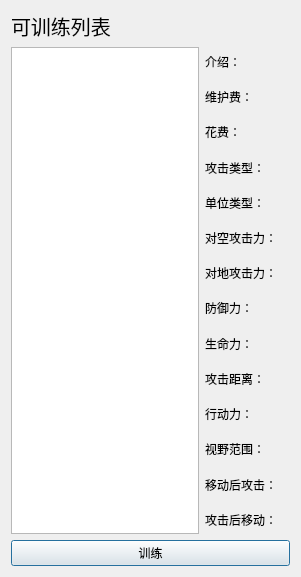
First picture: the form in UI/trainwidget.ui, repository Linzecong/Simple-TBS-Game, before the edit.
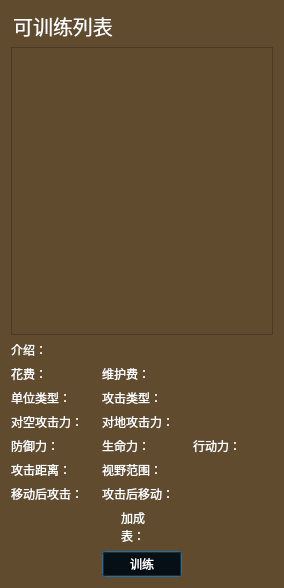
Second picture: the form after the edit. Icons and pictures are not drawn.

Patch:
```diff
--- a/UI/trainwidget.ui
+++ b/UI/trainwidget.ui
@@ -6,14 +6,18 @@
    <rect>
     <x>0</x>
     <y>0</y>
-    <width>301</width>
-    <height>577</height>
+    <width>284</width>
+    <height>588</height>
    </rect>
   </property>
   <property name="windowTitle">
    <string>Dialog</string>
   </property>
-  <layout class="QGridLayout" name="gridLayout">
+  <property name="styleSheet">
+   <string notr="true">color: rgb(255, 255, 255);
+background-color: rgb(97, 75, 46);</string>
+  </property>
+  <layout class="QGridLayout" name="gridLayout_2">
    <item row="0" column="0">
     <widget class="QLabel" name="label_3">
      <property name="font">
@@ -24,206 +28,355 @@
      <property name="text">
       <string>可训练列表</string>
      </property>
+     <property name="alignment">
+      <set>Qt::AlignCenter</set>
+     </property>
     </widget>
    </item>
-   <item row="1" column="0" rowspan="14">
-    <widget class="QListWidget" name="CanTrainList"/>
+   <item row="1" column="0" colspan="3">
+    <widget class="QListWidget" name="CanTrainList">
+     <property name="flow">
+      <enum>QListView::LeftToRight</enum>
+     </property>
+    </widget>
    </item>
-   <item row="1" column="1" colspan="2">
+   <item row="2" column="0" colspan="3">
+    <layout class="QGridLayout" name="gridLayout">
+     <item row="0" column="0">
     <widget class="QLabel" name="Des">
      <property name="text">
       <string>介绍：</string>
      </property>
     </widget>
    </item>
-   <item row="2" column="1">
-    <widget class="QLabel" name="label_8">
-     <property name="text">
-      <string>维护费：</string>
-     </property>
-    </widget>
-   </item>
-   <item row="2" column="2">
-    <widget class="QLabel" name="MaintenanceCost">
-     <property name="text">
-      <string/>
-     </property>
-    </widget>
-   </item>
-   <item row="3" column="1">
+     <item row="1" column="0">
+      <layout class="QHBoxLayout" name="horizontalLayout_2">
+       <item>
     <widget class="QLabel" name="label_10">
      <property name="text">
       <string>花费：</string>
      </property>
     </widget>
    </item>
-   <item row="3" column="2">
+       <item>
     <widget class="QLabel" name="Cost">
      <property name="text">
-      <string/>
+          <string>   </string>
      </property>
     </widget>
    </item>
-   <item row="4" column="1">
-    <widget class="QLabel" name="label_12">
+      </layout>
+     </item>
+     <item row="1" column="1">
+      <layout class="QHBoxLayout" name="horizontalLayout">
+       <item>
+        <widget class="QLabel" name="label_8">
      <property name="text">
-      <string>攻击类型：</string>
+          <string>维护费：</string>
      </property>
     </widget>
    </item>
-   <item row="4" column="2">
-    <widget class="QLabel" name="ATKType">
+       <item>
+        <widget class="QLabel" name="MaintenanceCost">
      <property name="text">
       <string/>
      </property>
     </widget>
    </item>
-   <item row="5" column="1">
+      </layout>
+     </item>
+     <item row="2" column="0">
+      <layout class="QHBoxLayout" name="horizontalLayout_4">
+       <item>
     <widget class="QLabel" name="label_14">
      <property name="text">
       <string>单位类型：</string>
      </property>
     </widget>
    </item>
-   <item row="5" column="2">
+       <item>
     <widget class="QLabel" name="UnitType">
      <property name="text">
       <string/>
      </property>
     </widget>
    </item>
-   <item row="6" column="1">
+      </layout>
+     </item>
+     <item row="2" column="1">
+      <layout class="QHBoxLayout" name="horizontalLayout_3">
+       <item>
+        <widget class="QLabel" name="label_12">
+         <property name="text">
+          <string>攻击类型：</string>
+         </property>
+        </widget>
+       </item>
+       <item>
+        <widget class="QLabel" name="ATKType">
+         <property name="text">
+          <string/>
+         </property>
+        </widget>
+       </item>
+      </layout>
+     </item>
+     <item row="3" column="0">
+      <layout class="QHBoxLayout" name="horizontalLayout_5">
+       <item>
     <widget class="QLabel" name="label_16">
      <property name="text">
       <string>对空攻击力：</string>
      </property>
     </widget>
    </item>
-   <item row="6" column="2">
+       <item>
     <widget class="QLabel" name="ATK_Sky">
      <property name="text">
       <string/>
      </property>
     </widget>
    </item>
-   <item row="7" column="1">
+      </layout>
+     </item>
+     <item row="3" column="1">
+      <layout class="QHBoxLayout" name="horizontalLayout_6">
+       <item>
     <widget class="QLabel" name="label_17">
      <property name="text">
       <string>对地攻击力：</string>
      </property>
     </widget>
    </item>
-   <item row="7" column="2">
+       <item>
     <widget class="QLabel" name="ATK_Grand">
      <property name="text">
       <string/>
      </property>
     </widget>
    </item>
-   <item row="8" column="1">
+      </layout>
+     </item>
+     <item row="4" column="0">
+      <layout class="QHBoxLayout" name="horizontalLayout_7">
+       <item>
     <widget class="QLabel" name="label_20">
      <property name="text">
       <string>防御力：</string>
      </property>
     </widget>
    </item>
-   <item row="8" column="2">
+       <item>
     <widget class="QLabel" name="DEF">
      <property name="text">
       <string/>
      </property>
     </widget>
    </item>
-   <item row="9" column="1">
+      </layout>
+     </item>
+     <item row="4" column="1">
+      <layout class="QHBoxLayout" name="horizontalLayout_8">
+       <item>
     <widget class="QLabel" name="label_22">
      <property name="text">
       <string>生命力：</string>
      </property>
     </widget>
    </item>
-   <item row="9" column="2">
+       <item>
     <widget class="QLabel" name="Life">
      <property name="text">
       <string/>
      </property>
     </widget>
    </item>
-   <item row="10" column="1">
-    <widget class="QLabel" name="label_24">
-     <property name="text">
-      <string>攻击距离：</string>
-     </property>
-    </widget>
-   </item>
-   <item row="10" column="2">
-    <widget class="QLabel" name="ATKRange">
-     <property name="text">
-      <string/>
-     </property>
-    </widget>
-   </item>
-   <item row="11" column="1">
+      </layout>
+     </item>
+     <item row="4" column="2">
+      <layout class="QHBoxLayout" name="horizontalLayout_10">
+       <item>
     <widget class="QLabel" name="label_26">
      <property name="text">
       <string>行动力：</string>
      </property>
     </widget>
    </item>
-   <item row="11" column="2">
+       <item>
     <widget class="QLabel" name="ActionPoint">
      <property name="text">
       <string/>
      </property>
     </widget>
    </item>
-   <item row="12" column="1">
+      </layout>
+     </item>
+     <item row="5" column="0">
+      <layout class="QHBoxLayout" name="horizontalLayout_9">
+       <item>
+        <widget class="QLabel" name="label_24">
+         <property name="text">
+          <string>攻击距离：</string>
+         </property>
+        </widget>
+       </item>
+       <item>
+        <widget class="QLabel" name="ATKRange">
+         <property name="text">
+          <string/>
+         </property>
+        </widget>
+       </item>
+      </layout>
+     </item>
+     <item row="5" column="1">
+      <layout class="QHBoxLayout" name="horizontalLayout_11">
+       <item>
     <widget class="QLabel" name="label_28">
      <property name="text">
       <string>视野范围：</string>
      </property>
     </widget>
    </item>
-   <item row="12" column="2">
+       <item>
     <widget class="QLabel" name="ViewRange">
      <property name="text">
       <string/>
      </property>
     </widget>
    </item>
-   <item row="13" column="1">
+      </layout>
+     </item>
+     <item row="6" column="0">
+      <layout class="QHBoxLayout" name="horizontalLayout_12">
+       <item>
     <widget class="QLabel" name="label_30">
      <property name="text">
       <string>移动后攻击：</string>
      </property>
     </widget>
    </item>
-   <item row="13" column="2">
+       <item>
     <widget class="QLabel" name="MoveAfterATK">
      <property name="text">
       <string/>
      </property>
     </widget>
    </item>
-   <item row="14" column="1">
+      </layout>
+     </item>
+     <item row="6" column="1">
+      <layout class="QHBoxLayout" name="horizontalLayout_13">
+       <item>
     <widget class="QLabel" name="label_32">
      <property name="text">
       <string>攻击后移动：</string>
      </property>
     </widget>
    </item>
-   <item row="14" column="2">
+       <item>
     <widget class="QLabel" name="ATKAfterMove">
      <property name="text">
       <string/>
      </property>
     </widget>
    </item>
-   <item row="15" column="0" colspan="3">
+      </layout>
+     </item>
+    </layout>
+   </item>
+   <item row="3" column="0">
+    <spacer name="horizontalSpacer_2">
+     <property name="orientation">
+      <enum>Qt::Horizontal</enum>
+     </property>
+     <property name="sizeHint" stdset="0">
+      <size>
+       <width>100</width>
+       <height>20</height>
+      </size>
+     </property>
+    </spacer>
+   </item>
+   <item row="3" column="1">
+    <widget class="QLabel" name="Bonus">
+     <property name="acceptDrops">
+      <bool>false</bool>
+     </property>
+     <property name="text">
+      <string>加成表：</string>
+     </property>
+     <property name="wordWrap">
+      <bool>true</bool>
+     </property>
+    </widget>
+   </item>
+   <item row="3" column="2">
+    <spacer name="horizontalSpacer">
+     <property name="orientation">
+      <enum>Qt::Horizontal</enum>
+     </property>
+     <property name="sizeHint" stdset="0">
+      <size>
+       <width>100</width>
+       <height>20</height>
+      </size>
+     </property>
+    </spacer>
+   </item>
+   <item row="4" column="0" colspan="3">
+    <layout class="QHBoxLayout" name="horizontalLayout_14">
+     <item>
+      <spacer name="horizontalSpacer_3">
+       <property name="orientation">
+        <enum>Qt::Horizontal</enum>
+       </property>
+       <property name="sizeHint" stdset="0">
+        <size>
+         <width>100</width>
+         <height>20</height>
+        </size>
+       </property>
+      </spacer>
+     </item>
+     <item>
     <widget class="QPushButton" name="TrainButton">
+       <property name="styleSheet">
+        <string notr="true">QPushButton{
+background: transparent;
+border-image:url(:/pixmap/button/button1.png);
+color:white;
+}
+QPushButton:pressed{
+background: transparent;
+border-image:url(:/pixmap/button/button2.png);
+color:white;
+}
+QPushButton:disabled{
+background: transparent;
+border-image:url(:/pixmap/button/button3.png);
+color:grey;
+}</string>
+       </property>
      <property name="text">
       <string>训练</string>
      </property>
     </widget>
+     </item>
+     <item>
+      <spacer name="horizontalSpacer_4">
+       <property name="orientation">
+        <enum>Qt::Horizontal</enum>
+       </property>
+       <property name="sizeHint" stdset="0">
+        <size>
+         <width>100</width>
+         <height>20</height>
+        </size>
+       </property>
+      </spacer>
+     </item>
+    </layout>
    </item>
   </layout>
  </widget>
```
Lines whose indentation alone changed are shown as unchanged.
